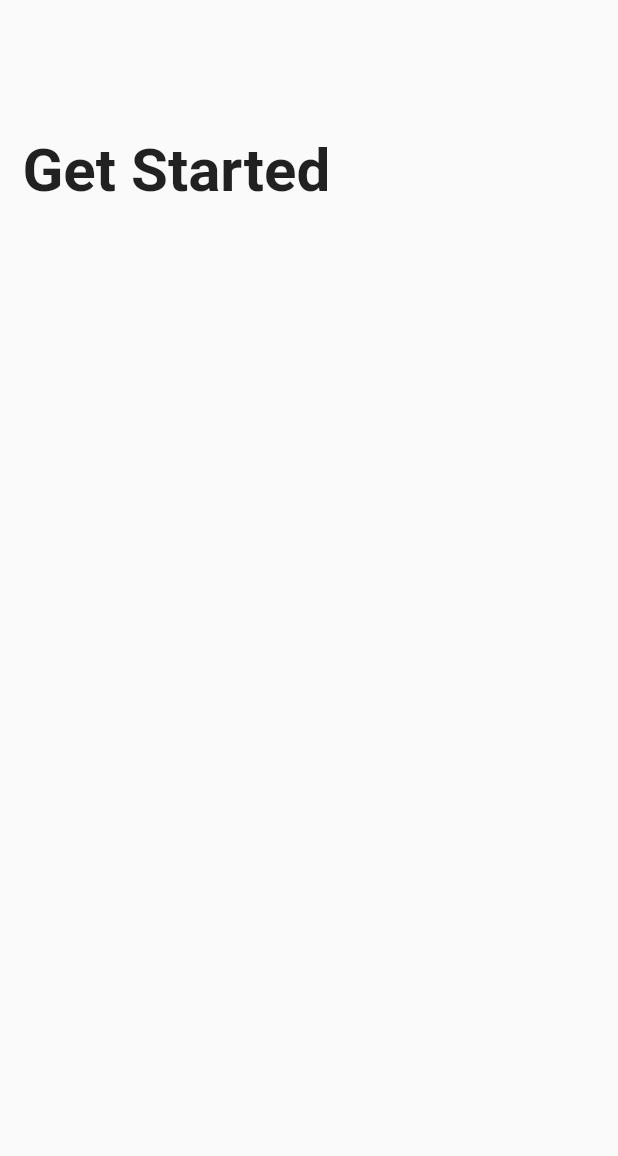
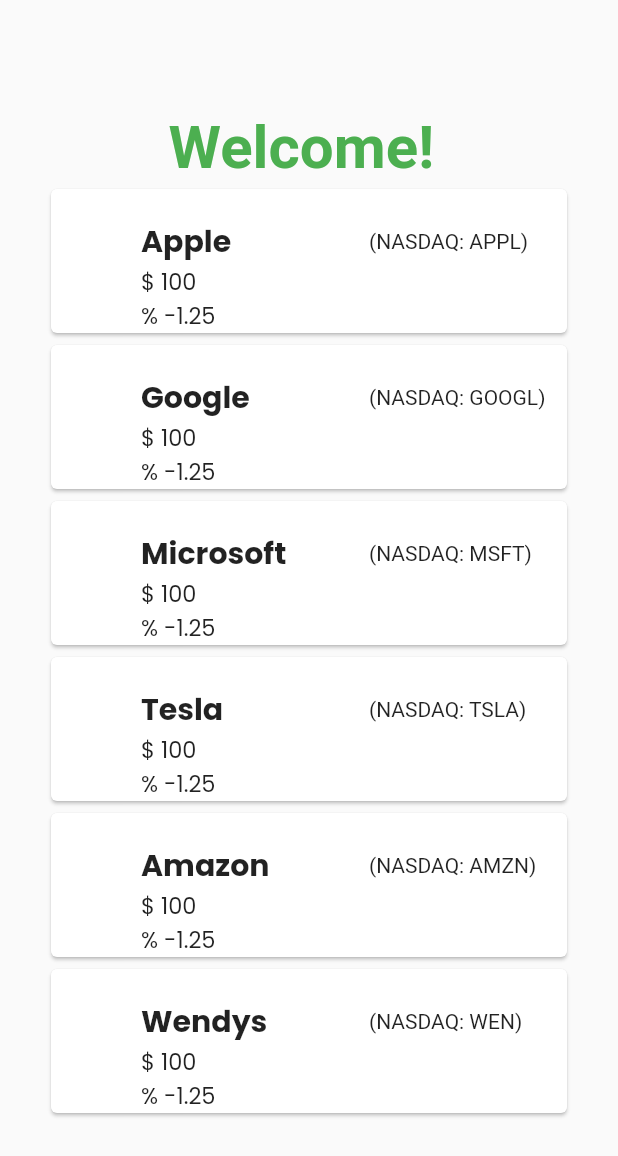
Before and after one commit to xyronic15/StockInfo-Mobile-Application, a Flutter app: the HomePage screen opened directly, on a phone screen of 412 x 824 dp. Shown: the top 1156 px of the screen. Run offline on Flutter 3.47's test engine with Material 2 defaults, Android fonts, the light colour scheme and no system bars; our stand-ins replace google_fonts.

Commit message:
Added cards to main view with dummy data to test

```diff
--- /dev/null
+++ b/stocks_r_us/lib/card.dart
@@ -0,0 +1,15 @@
+import 'package:flutter/material.dart';
+
+class CardItem extends StatelessWidget {
+  final Stock stock;
+  final VoidCallback onClicked;
+
+  const CardItem({required this.stock, required this.onClicked, Key? key})
+      : super(key: key);
+
+  @override
+  Widget build(BuildContext context) {
+    // TODO: implement build
+    throw UnimplementedError();
+  }
+}
--- a/stocks_r_us/lib/screens/home_screen/home_page.dart
+++ b/stocks_r_us/lib/screens/home_screen/home_page.dart
@@ -1,24 +1,114 @@
 import 'package:flutter/material.dart';
+import 'package:google_fonts/google_fonts.dart';
 
-class HomePage extends StatelessWidget {
+class HomePage extends StatefulWidget {
   const HomePage({Key? key}) : super(key: key);
+
+  @override
+  _HomePageState createState() => _HomePageState();
+}
+
+class _HomePageState extends State<HomePage> {
+  final List<Map<String, dynamic>> stocks = [
+    {"id": 0, "name": "Apple", "price": 100, "gain": -1.25, "ticker": "APPL"},
+    {"id": 1, "name": "Google", "price": 100, "gain": -1.25, "ticker": "GOOGL"},
+    {
+      "id": 2,
+      "name": "Microsoft",
+      "price": 100,
+      "gain": -1.25,
+      "ticker": "MSFT"
+    },
+    {"id": 3, "name": "Tesla", "price": 100, "gain": -1.25, "ticker": "TSLA"},
+    {"id": 4, "name": "Amazon", "price": 100, "gain": -1.25, "ticker": "AMZN"},
+    {"id": 5, "name": "Wendys", "price": 100, "gain": -1.25, "ticker": "WEN"},
+  ];
+
+  @override
+  void initState() {
+    // TODO: implement initState
+    super.initState();
+  }
 
   @override
   Widget build(BuildContext context) {
     return Scaffold(
         resizeToAvoidBottomInset: false,
-        body: Column(children: <Widget>[
-          // ignore: avoid_unnecessary_containers
-          Container(
-              child: Stack(children: [
+        body: Column(
+          children: [
             Container(
-              padding: EdgeInsets.fromLTRB(15, 90, 0, 1),
-              child: Text(
-                'Get Started',
-                style: TextStyle(fontSize: 40, fontWeight: FontWeight.bold),
-              ),
+              padding: EdgeInsets.fromLTRB(20, 75, 20, 0),
+              child: Text("Welcome! ",
+                  style: TextStyle(
+                    fontSize: 40,
+                    color: Colors.green,
+                    fontWeight: FontWeight.bold,
+                  )),
             ),
-          ]))
-        ]));
+            Expanded(
+                child: ListView.builder(
+                    padding: EdgeInsets.only(left: 30, right: 30),
+                    physics: ScrollPhysics(),
+                    shrinkWrap: true,
+                    itemCount: stocks.length,
+                    itemBuilder: (context, index) =>
+                        buildStockCard(context, index))),
+          ],
+        ));
+  }
+
+  Widget buildStockCard(BuildContext context, int idx) {
+    return Container(
+        child: Card(
+            child: Column(
+      children: <Widget>[
+        Column(
+          children: [
+            Row(
+              children: [
+                Expanded(
+                    child: Padding(
+                  padding: EdgeInsets.only(left: 60, top: 20),
+                  child: Text(stocks[idx]["name"],
+                      style: GoogleFonts.poppins(
+                        fontSize: 20,
+                        fontWeight: FontWeight.bold,
+                      )),
+                )),
+                Expanded(
+                    child: Padding(
+                        padding: EdgeInsets.only(left: 40, top: 20),
+                        child: Text(
+                            "(NASDAQ: ${stocks[idx]["ticker"].toString()})")))
+              ],
+            )
+          ],
+        ),
+        Row(
+          children: [
+            Padding(
+              padding: EdgeInsets.only(left: 60),
+              child: Text("\$ ${stocks[idx]["price"]}",
+                  style: GoogleFonts.poppins(
+                    fontSize: 15,
+                    fontWeight: FontWeight.w400,
+                  )),
+            )
+          ],
+        ),
+        Row(
+          children: [
+            Padding(
+              padding: EdgeInsets.only(left: 60),
+              child: Text("% ${stocks[idx]["gain"]}",
+                  style: GoogleFonts.poppins(
+                    fontSize: 15,
+                    fontWeight: FontWeight.w400,
+                  )),
+            )
+          ],
+        ),
+      ],
+    )));
   }
 }
--- a/stocks_r_us/lib/screens/signup_screen/signup_page.dart
+++ b/stocks_r_us/lib/screens/signup_screen/signup_page.dart
@@ -26,7 +26,7 @@
           Container(
               child: Stack(children: [
             Container(
-              padding: EdgeInsets.fromLTRB(15, 90, 0, 1),
+              padding: EdgeInsets.fromLTRB(15, 90, 0, 0),
               child: Text(
                 'Get Started',
                 style: TextStyle(fontSize: 40, fontWeight: FontWeight.bold),
--- a/stocks_r_us/pubspec.yaml
+++ b/stocks_r_us/pubspec.yaml
@@ -27,6 +27,7 @@
 # the latest version available on pub.dev. To see which dependencies have newer
 # versions available, run `flutter pub outdated`.
 dependencies:
+  google_fonts: ^2.1.0
   cupertino_icons: ^1.0.2
   http: ^0.13.4
   flutter:
```
Also changed, not shown: stocks_r_us/pubspec.lock, 1 other file.
